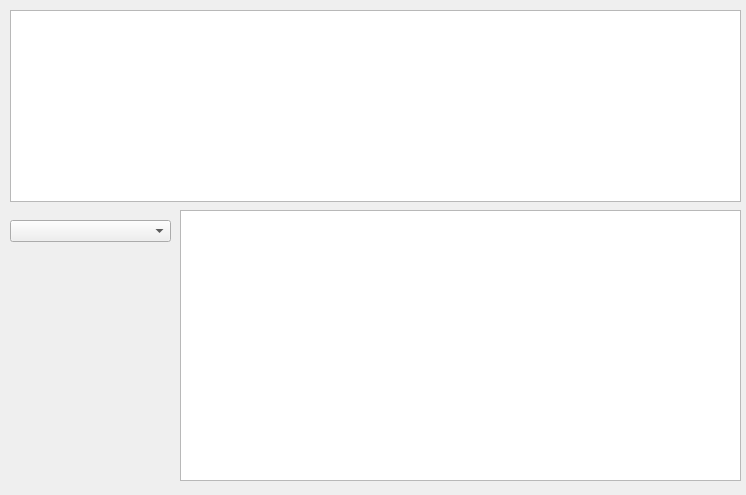
Before: the Qt Designer form Курсач/compound_form.ui in ChazGrant/PSSBD, drawn with Qt 5.
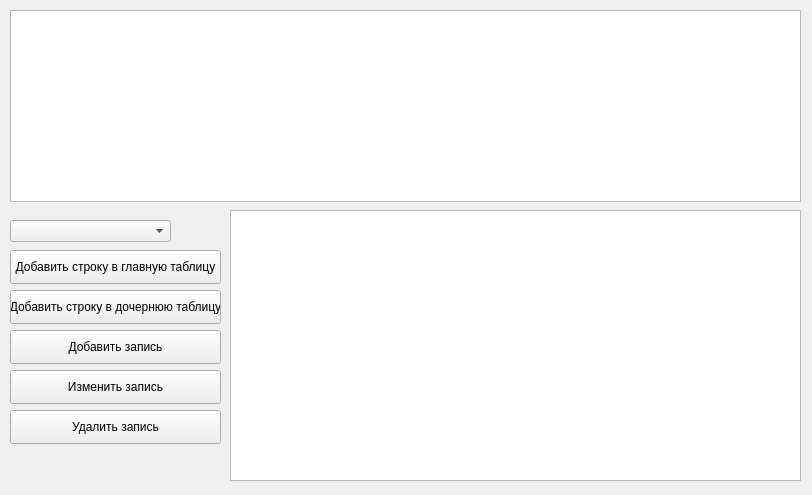
After: the same form once the commit is applied.

Commit message: Created compound form

What changed in the file:
```diff
--- a/Курсач/compound_form.ui
+++ b/Курсач/compound_form.ui
@@ -6,7 +6,7 @@
    <rect>
     <x>0</x>
     <y>0</y>
-    <width>746</width>
+    <width>812</width>
     <height>495</height>
    </rect>
   </property>
@@ -18,7 +18,7 @@
     <rect>
      <x>10</x>
      <y>10</y>
-     <width>731</width>
+     <width>791</width>
      <height>192</height>
     </rect>
    </property>
@@ -36,13 +36,78 @@
   <widget class="QTableWidget" name="childTable_tableWidget">
    <property name="geometry">
     <rect>
-     <x>180</x>
+     <x>230</x>
      <y>210</y>
-     <width>561</width>
+     <width>571</width>
      <height>271</height>
     </rect>
    </property>
   </widget>
+  <widget class="QPushButton" name="addRecord_pushButton">
+   <property name="geometry">
+    <rect>
+     <x>10</x>
+     <y>330</y>
+     <width>211</width>
+     <height>34</height>
+    </rect>
+   </property>
+   <property name="text">
+    <string>Добавить запись</string>
+   </property>
+  </widget>
+  <widget class="QPushButton" name="updateRecord_pushButton">
+   <property name="geometry">
+    <rect>
+     <x>10</x>
+     <y>370</y>
+     <width>211</width>
+     <height>34</height>
+    </rect>
+   </property>
+   <property name="text">
+    <string>Изменить запись</string>
+   </property>
+  </widget>
+  <widget class="QPushButton" name="addRowToMainTable_pushButton">
+   <property name="geometry">
+    <rect>
+     <x>10</x>
+     <y>250</y>
+     <width>211</width>
+     <height>34</height>
+    </rect>
+   </property>
+   <property name="text">
+    <string>Добавить строку в главную таблицу</string>
+   </property>
+  </widget>
+  <widget class="QPushButton" name="deleteRecord_pushButton">
+   <property name="geometry">
+    <rect>
+     <x>10</x>
+     <y>410</y>
+     <width>211</width>
+     <height>34</height>
+    </rect>
+   </property>
+   <property name="text">
+    <string>Удалить запись</string>
+   </property>
+  </widget>
+  <widget class="QPushButton" name="addRowToChildTable_pushButton">
+   <property name="geometry">
+    <rect>
+     <x>10</x>
+     <y>290</y>
+     <width>211</width>
+     <height>34</height>
+    </rect>
+   </property>
+   <property name="text">
+    <string>Добавить строку в дочернюю таблицу</string>
+   </property>
+  </widget>
  </widget>
  <resources/>
  <connections/>
```
The commit also changes 5 other files.
